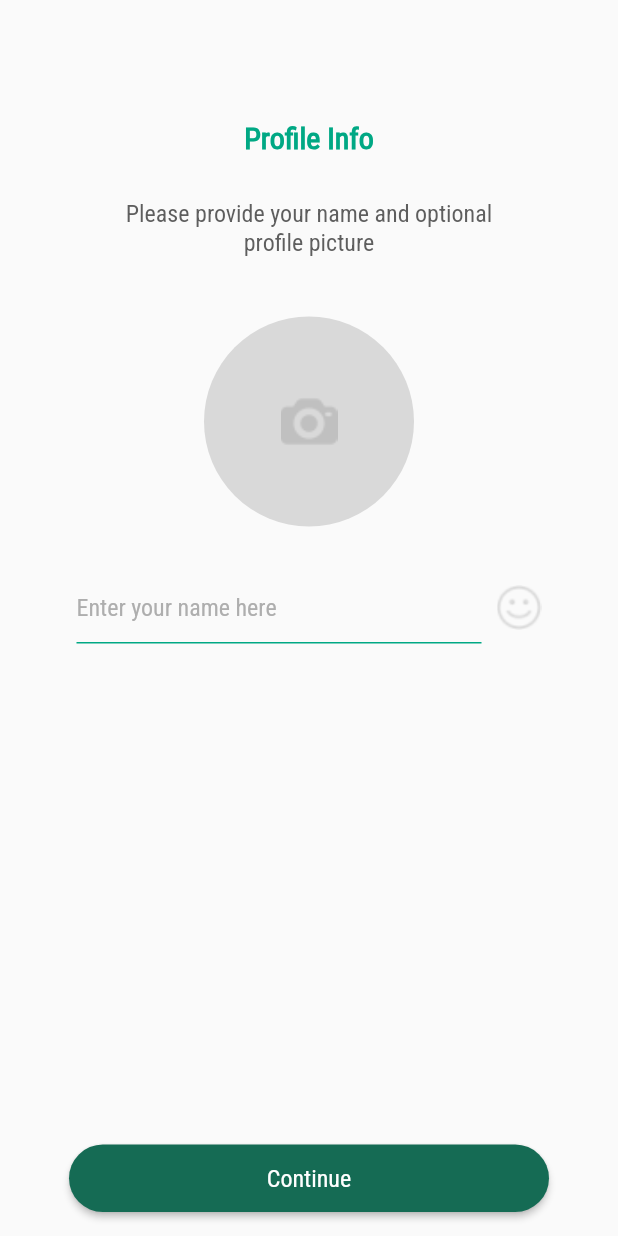
After one commit to Sampanna-Barakoti/WhatsappUI-Clone, a Flutter app: the Profilescreen screen opened directly, on a phone screen of 412 x 824 dp. The commit adds this screen. Run offline on Flutter 3.47's test engine with Material 3 defaults, Android fonts, the phone set to English and light mode, and no system bars; our stand-ins replace image_picker.

Commit message:
Profile login added

```diff
--- /dev/null
+++ b/lib/Screens/profile/profilescreen.dart
@@ -0,0 +1,161 @@
+import 'dart:io';
+
+import 'package:flutter/material.dart';
+import 'package:image_picker/image_picker.dart';
+import 'package:whatsapp/widgets/uihelper.dart';
+
+class Profilescreen extends StatefulWidget {
+  @override
+  State<Profilescreen> createState() => _ProfilescreenState();
+}
+
+class _ProfilescreenState extends State<Profilescreen> {
+  // const Profilescreen({super.key});
+  TextEditingController nameController = TextEditingController();
+
+  File? imageFile;
+
+  @override
+  Widget build(BuildContext context) {
+    return Scaffold(
+      body: Center(
+        child: Column(
+          children: [
+            SizedBox(height: 80),
+            uihelper.customText(
+              text: "Profile Info",
+              height: 20,
+              color: Color(0XFF00A884),
+              fontWeight: FontWeight.bold,
+            ),
+            SizedBox(height: 30),
+            uihelper.customText(
+              text: "Please provide your name and optional",
+              height: 16,
+            ),
+            uihelper.customText(text: "profile picture", height: 16),
+            SizedBox(height: 40),
+            GestureDetector(
+              onTap: () => _openBottom(context),
+              child:
+                  imageFile == null
+                      ? CircleAvatar(
+                        radius: 70,
+                        backgroundColor: Color.fromARGB(255, 217, 217, 217),
+                        child: Image.asset(
+                          "assets/images/photo-camera 1.png",
+                          height: 38,
+                          fit: BoxFit.cover,
+                        ),
+                      )
+                      : CircleAvatar(
+                        radius: 80,
+                        backgroundImage: FileImage(imageFile!),
+                      ),
+            ),
+            SizedBox(height: 30),
+            Row(
+              mainAxisAlignment: MainAxisAlignment.center,
+              children: [
+                SizedBox(
+                  width: 270,
+                  child: TextField(
+                    keyboardType: TextInputType.name,
+                    controller: nameController,
+                    decoration: InputDecoration(
+                      hintText: "Enter your name here",
+                      hintStyle: TextStyle(
+                        color: Color.fromARGB(255, 174, 174, 174),
+                      ),
+                      border: UnderlineInputBorder(
+                        borderSide: BorderSide(color: Color(0XFF00A884)),
+                      ),
+                      focusedBorder: UnderlineInputBorder(
+                        borderSide: BorderSide(color: Color(0XFF00A884)),
+                      ),
+                      enabledBorder: UnderlineInputBorder(
+                        borderSide: BorderSide(color: Color(0XFF00A884)),
+                      ),
+                    ),
+                  ),
+                ),
+                SizedBox(width: 10),
+                Image.asset("assets/images/happy-face 1.png", height: 30),
+              ],
+            ),
+          ],
+        ),
+      ),
+      floatingActionButton: uihelper.customButton(
+        callBack: () {
+          // Navigator.push(
+          //   context,
+          //   MaterialPageRoute(builder: (context) => Loginscreen()),
+          // );
+        },
+        buttonName: 'Continue',
+      ),
+      floatingActionButtonLocation: FloatingActionButtonLocation.centerFloat,
+    );
+  }
+
+  _openBottom(BuildContext context) {
+    return showModalBottomSheet(
+      context: context,
+      builder: (context) {
+        return Container(
+          height: 200,
+          width: double.infinity,
+          child: Column(
+            mainAxisAlignment: MainAxisAlignment.center,
+            children: [
+              Row(
+                mainAxisAlignment: MainAxisAlignment.spaceEvenly,
+                children: [
+                  IconButton(
+                    onPressed: () {
+                      _pickImage(ImageSource.camera);
+                    },
+                    icon: Icon(Icons.camera_alt, size: 80, color: Colors.grey),
+                  ),
+                  SizedBox(width: 6),
+                  IconButton(
+                    onPressed: () {
+                      _pickImage(ImageSource.gallery);
+                    },
+                    icon: Icon(Icons.image, size: 80, color: Colors.grey),
+                  ),
+                ],
+              ),
+            ],
+          ),
+        );
+      },
+    );
+  }
+
+  _pickImage(ImageSource imagesource) async {
+    try {
+      final pickedFile = await ImagePicker().pickImage(
+        source: imagesource,
+        imageQuality: 50,
+      );
+      if (pickedFile != null) {
+        final tempFile = File(pickedFile.path);
+        setState(() {
+          imageFile = tempFile;
+        });
+      } else {
+        print("No image selected");
+      }
+    } catch (e) {
+      return ScaffoldMessenger.of(context).showSnackBar(
+        SnackBar(
+          content: Text("Error while picking image"),
+          duration: Duration(seconds: 2),
+          backgroundColor: const Color.fromARGB(255, 249, 125, 116),
+        ),
+      );
+    }
+  }
+}
--- a/lib/Screens/splash/splashscreen.dart
+++ b/lib/Screens/splash/splashscreen.dart
@@ -2,7 +2,7 @@ import 'dart:async';
 
 import 'package:flutter/material.dart';
 import 'package:whatsapp/widgets/uihelper.dart';
-import 'package:whatsapp/Screens/onboarding.dart';
+import 'package:whatsapp/Screens/onboarding/onboarding.dart';
 
 class Splashscreen extends StatefulWidget {
   const Splashscreen({super.key});
--- a/pubspec.yaml
+++ b/pubspec.yaml
@@ -34,6 +34,7 @@ dependencies:
   # The following adds the Cupertino Icons font to your application.
   # Use with the CupertinoIcons class for iOS style icons.
   cupertino_icons: ^1.0.8
+  image_picker: ^1.1.2
 
 dev_dependencies:
   flutter_test:
```
Also changed, not shown: lib/Screens/OTP/otpscreen.dart (+7 -1 lines), assets/images/happy-face 1.png (added), lib/Screens/onboarding/onboarding.dart (renamed from lib/Screens/onboarding.dart), pubspec.lock, 5 other files.
